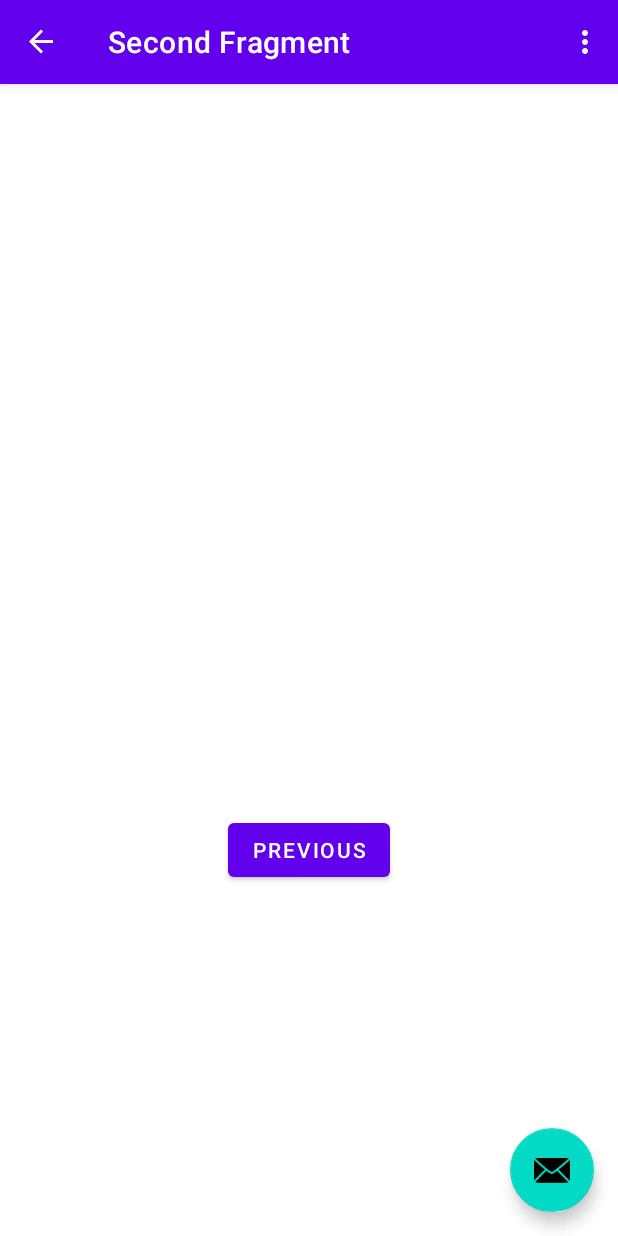
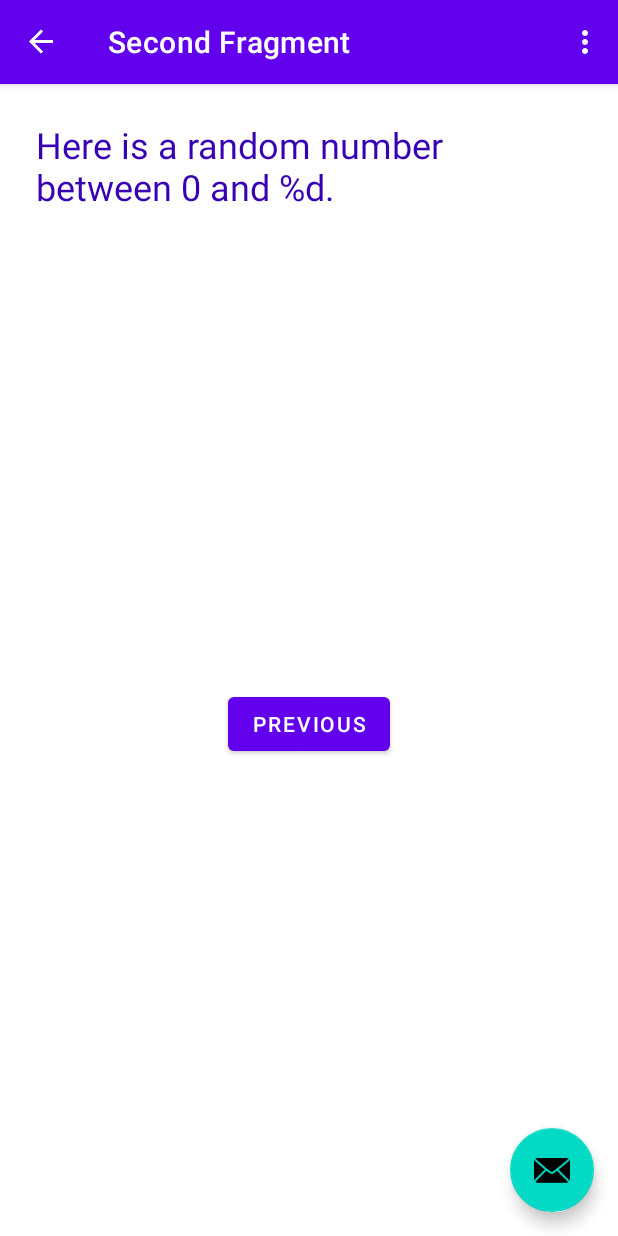
Before and after one commit to artazidele/My-First-Java-App, an Android app: the SecondFragment screen opened through its navigation route, on a phone screen of 412 x 824 dp. Run offline under Robolectric (Android 15) with nearby library versions, the phone set to English and light mode, and no system bars; our stand-ins replace navigation-ui.

Commit message:
Task 9 until step 3.2

```diff
--- a/app/src/main/res/layout/fragment_second.xml
+++ b/app/src/main/res/layout/fragment_second.xml
@@ -7,10 +7,31 @@
     tools:context=".SecondFragment">
 
     <TextView
-        android:id="@+id/textview_second"
+        android:id="@+id/textview_random"
         android:layout_width="wrap_content"
         android:layout_height="wrap_content"
-        app:layout_constraintBottom_toTopOf="@id/button_second"
+        android:text="R"
+        android:textColor="@android:color/white"
+        android:textSize="72sp"
+        android:textStyle="bold"
+        app:layout_constraintBottom_toTopOf="@+id/button_second"
+        app:layout_constraintEnd_toEndOf="parent"
+        app:layout_constraintStart_toStartOf="parent"
+        app:layout_constraintTop_toBottomOf="@+id/textview_header"
+        app:layout_constraintVertical_bias="0.45" />
+
+    <TextView
+        android:id="@+id/textview_header"
+        android:layout_width="0dp"
+        android:layout_height="wrap_content"
+        android:layout_marginStart="24dp"
+        android:layout_marginLeft="24dp"
+        android:layout_marginTop="24dp"
+        android:layout_marginEnd="24dp"
+        android:layout_marginRight="24dp"
+        android:text="@string/random_heading"
+        android:textColor="@color/design_default_color_primary_dark"
+        android:textSize="24sp"
         app:layout_constraintEnd_toEndOf="parent"
         app:layout_constraintStart_toStartOf="parent"
         app:layout_constraintTop_toTopOf="parent" />
@@ -23,5 +44,5 @@
         app:layout_constraintBottom_toBottomOf="parent"
         app:layout_constraintEnd_toEndOf="parent"
         app:layout_constraintStart_toStartOf="parent"
-        app:layout_constraintTop_toBottomOf="@id/textview_second" />
+        app:layout_constraintTop_toBottomOf="@id/textview_header" />
 </androidx.constraintlayout.widget.ConstraintLayout>
--- a/app/src/main/res/values/colors.xml
+++ b/app/src/main/res/values/colors.xml
@@ -9,4 +9,5 @@
     <color name="white">#FFFFFFFF</color>
     <color name="screenBackground">#2196F3</color>
     <color name="buttonBackground">#BBDEFB</color>
+    <color name="screenBackground2">#26C6DA</color>
 </resources>
--- a/app/src/main/res/values/strings.xml
+++ b/app/src/main/res/values/strings.xml
@@ -8,7 +8,7 @@
     <string name="previous">Previous</string>
 
     <string name="hello_first_fragment">0</string>
-    <string name="hello_second_fragment">Hello second fragment. Arg: %1$s</string>
+    <string name="random_heading">Here is a random number between 0 and %d.</string>
     <string name="toast_button_text">Toast</string>
     <string name="random_button_text">Random</string>
     <string name="count_button_text">Count</string>
```
